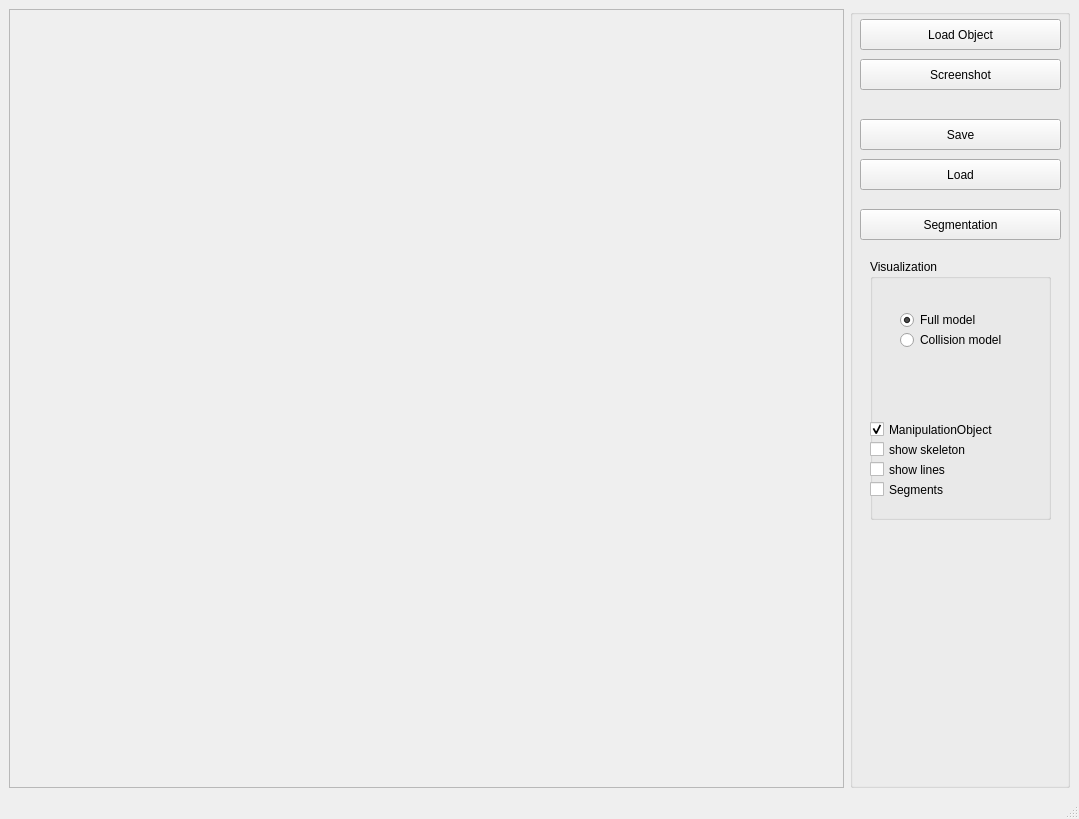
Old version of the form Tools/SkeletonViewer/SkeletonViewer.ui in the repository ProtolabSBRE/simox-cgal.
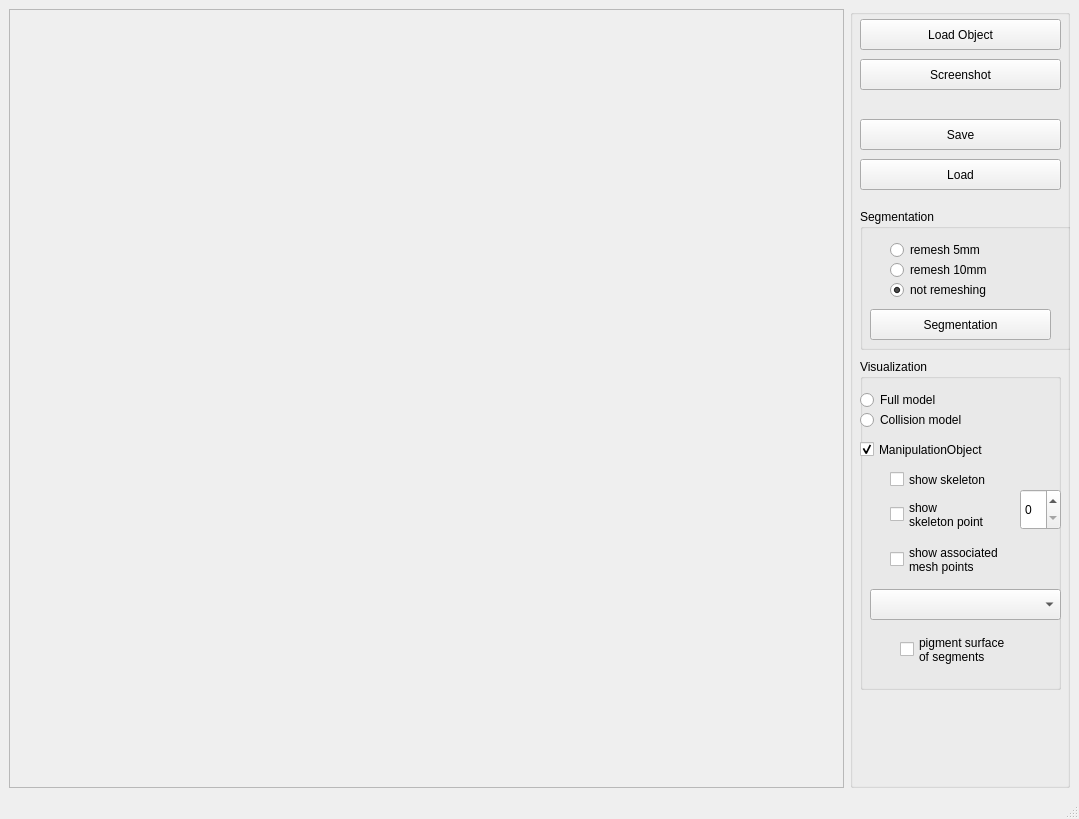
New version of the form.

Commit message: fix coin error in skeleton visualization, added segmentation and visualization: show assiocated points to skeleton point, show segmented skeleton, show coloring of object/segment

Patch:
```diff
--- a/Tools/SkeletonViewer/SkeletonViewer.ui
+++ b/Tools/SkeletonViewer/SkeletonViewer.ui
@@ -78,10 +78,10 @@
       <widget class="QGroupBox" name="groupBox_2">
        <property name="geometry">
         <rect>
-         <x>20</x>
-         <y>250</y>
-         <width>181</width>
-         <height>261</height>
+         <x>10</x>
+         <y>350</y>
+         <width>201</width>
+         <height>331</height>
         </rect>
        </property>
        <property name="title">
@@ -91,7 +91,7 @@
         <property name="geometry">
          <rect>
           <x>0</x>
-          <y>160</y>
+          <y>80</y>
           <width>171</width>
           <height>21</height>
          </rect>
@@ -103,24 +103,11 @@
          <bool>true</bool>
         </property>
        </widget>
-       <widget class="QCheckBox" name="checkBoxSegments">
-        <property name="geometry">
-         <rect>
-          <x>0</x>
-          <y>220</y>
-          <width>141</width>
-          <height>21</height>
-         </rect>
-        </property>
-        <property name="text">
-         <string>Segments</string>
-        </property>
-       </widget>
        <widget class="QRadioButton" name="radioButtonFullModel">
         <property name="geometry">
          <rect>
-          <x>30</x>
-          <y>50</y>
+          <x>0</x>
+          <y>30</y>
           <width>161</width>
           <height>22</height>
          </rect>
@@ -129,14 +116,14 @@
          <string>Full model</string>
         </property>
         <property name="checked">
-         <bool>true</bool>
+         <bool>false</bool>
         </property>
        </widget>
        <widget class="QRadioButton" name="radioButtonColModel">
         <property name="geometry">
          <rect>
-          <x>30</x>
-          <y>70</y>
+          <x>0</x>
+          <y>50</y>
           <width>171</width>
           <height>22</height>
          </rect>
@@ -148,24 +135,25 @@
        <widget class="QCheckBox" name="checkBoxLines">
         <property name="geometry">
          <rect>
-          <x>0</x>
-          <y>200</y>
-          <width>171</width>
-          <height>21</height>
-         </rect>
-        </property>
-        <property name="text">
-         <string>show lines</string>
-        </property>
-        <property name="checked">
-         <bool>false</bool>
-        </property>
-       </widget>
-       <widget class="QCheckBox" name="checkBoxSkeleton">
-        <property name="geometry">
-         <rect>
-          <x>0</x>
+          <x>30</x>
           <y>180</y>
+          <width>151</width>
+          <height>41</height>
+         </rect>
+        </property>
+        <property name="text">
+         <string>show associated 
+mesh points</string>
+        </property>
+        <property name="checked">
+         <bool>false</bool>
+        </property>
+       </widget>
+       <widget class="QCheckBox" name="checkBoxSkeleton">
+        <property name="geometry">
+         <rect>
+          <x>30</x>
+          <y>110</y>
           <width>171</width>
           <height>21</height>
          </rect>
@@ -177,6 +165,63 @@
          <bool>false</bool>
         </property>
        </widget>
+       <widget class="QSpinBox" name="spinBoxSkeletonPoint">
+        <property name="geometry">
+         <rect>
+          <x>160</x>
+          <y>130</y>
+          <width>41</width>
+          <height>41</height>
+         </rect>
+        </property>
+        <property name="maximum">
+         <number>100000</number>
+        </property>
+       </widget>
+       <widget class="QCheckBox" name="checkBoxSkeletonPoint">
+        <property name="geometry">
+         <rect>
+          <x>30</x>
+          <y>130</y>
+          <width>131</width>
+          <height>51</height>
+         </rect>
+        </property>
+        <property name="text">
+         <string>show 
+skeleton point</string>
+        </property>
+        <property name="checked">
+         <bool>false</bool>
+        </property>
+       </widget>
+       <widget class="QComboBox" name="comboBoxSegmentation">
+        <property name="geometry">
+         <rect>
+          <x>10</x>
+          <y>230</y>
+          <width>191</width>
+          <height>31</height>
+         </rect>
+        </property>
+       </widget>
+       <widget class="QCheckBox" name="checkBoxSegment">
+        <property name="geometry">
+         <rect>
+          <x>40</x>
+          <y>270</y>
+          <width>141</width>
+          <height>41</height>
+         </rect>
+        </property>
+        <property name="text">
+         <string>pigment surface 
+of segments</string>
+        </property>
+        <property name="checked">
+         <bool>false</bool>
+        </property>
+       </widget>
       </widget>
       <widget class="QPushButton" name="pushButtonLoad">
        <property name="geometry">
@@ -191,18 +236,76 @@
         <string>Load</string>
        </property>
       </widget>
-      <widget class="QPushButton" name="pushButtonBuild">
+      <widget class="QGroupBox" name="groupBoxSegmentation">
        <property name="geometry">
         <rect>
          <x>10</x>
          <y>200</y>
-         <width>201</width>
-         <height>31</height>
+         <width>211</width>
+         <height>141</height>
         </rect>
        </property>
-       <property name="text">
+       <property name="title">
         <string>Segmentation</string>
        </property>
+       <widget class="QPushButton" name="pushButtonBuild">
+        <property name="geometry">
+         <rect>
+          <x>10</x>
+          <y>100</y>
+          <width>181</width>
+          <height>31</height>
+         </rect>
+        </property>
+        <property name="text">
+         <string>Segmentation</string>
+        </property>
+       </widget>
+       <widget class="QRadioButton" name="pushButtonR5">
+        <property name="geometry">
+         <rect>
+          <x>30</x>
+          <y>50</y>
+          <width>171</width>
+          <height>22</height>
+         </rect>
+        </property>
+        <property name="text">
+         <string>remesh 10mm</string>
+        </property>
+       </widget>
+       <widget class="QRadioButton" name="radioButtonR10">
+        <property name="geometry">
+         <rect>
+          <x>30</x>
+          <y>30</y>
+          <width>161</width>
+          <height>22</height>
+         </rect>
+        </property>
+        <property name="text">
+         <string>remesh 5mm</string>
+        </property>
+        <property name="checked">
+         <bool>false</bool>
+        </property>
+       </widget>
+       <widget class="QRadioButton" name="pushButtonRNone">
+        <property name="geometry">
+         <rect>
+          <x>30</x>
+          <y>70</y>
+          <width>171</width>
+          <height>22</height>
+         </rect>
+        </property>
+        <property name="text">
+         <string>not remeshing</string>
+        </property>
+        <property name="checked">
+         <bool>true</bool>
+        </property>
+       </widget>
       </widget>
      </widget>
     </item>
```
Left out of the diff: 2 changed lines with no effect on the pictures. The commit also changes 15 other files.
